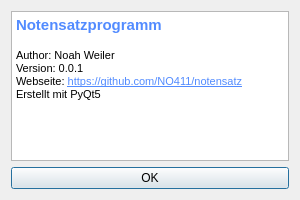
This is src/pyqt5_designer_uis/aboutbox.ui in NO411/notensatz as Qt 5 draws it before an edit. The edited form follows.
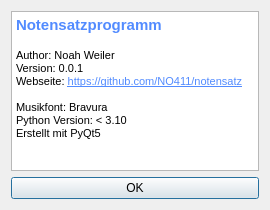
This is the edited form. Icons and pictures are not drawn.

```diff
--- a/src/pyqt5_designer_uis/aboutbox.ui
+++ b/src/pyqt5_designer_uis/aboutbox.ui
@@ -9,20 +9,20 @@
    <rect>
     <x>0</x>
     <y>0</y>
-    <width>300</width>
-    <height>200</height>
+    <width>270</width>
+    <height>210</height>
    </rect>
   </property>
   <property name="minimumSize">
    <size>
-    <width>300</width>
-    <height>200</height>
+    <width>270</width>
+    <height>210</height>
    </size>
   </property>
   <property name="maximumSize">
    <size>
-    <width>300</width>
-    <height>200</height>
+    <width>270</width>
+    <height>210</height>
    </size>
   </property>
   <property name="windowTitle">
@@ -64,7 +64,11 @@
 &lt;p style=&quot; margin-top:0px; margin-bottom:0px; margin-left:0px; margin-right:0px; -qt-block-indent:0; text-indent:0px;&quot;&gt;Author: Noah Weiler&lt;/p&gt;
 &lt;p style=&quot; margin-top:0px; margin-bottom:0px; margin-left:0px; margin-right:0px; -qt-block-indent:0; text-indent:0px;&quot;&gt;Version: 0.0.1&lt;/p&gt;
 &lt;p style=&quot; margin-top:0px; margin-bottom:0px; margin-left:0px; margin-right:0px; -qt-block-indent:0; text-indent:0px;&quot;&gt;Webseite: &lt;a href=&quot;https://github.com/NO411/notensatz&quot;&gt;&lt;span style=&quot; font-size:8pt; text-decoration: underline; color:#528bff;&quot;&gt;https://github.com/NO411/notensatz&lt;/span&gt;&lt;/a&gt;&lt;/p&gt;
-&lt;p style=&quot; margin-top:0px; margin-bottom:0px; margin-left:0px; margin-right:0px; -qt-block-indent:0; text-indent:0px;&quot;&gt;Erstellt mit PyQt5&lt;/p&gt;&lt;/body&gt;&lt;/html&gt;</string>
+&lt;p style=&quot;-qt-paragraph-type:empty; margin-top:0px; margin-bottom:0px; margin-left:0px; margin-right:0px; -qt-block-indent:0; text-indent:0px;&quot;&gt;&lt;br /&gt;&lt;/p&gt;
+&lt;p style=&quot; margin-top:0px; margin-bottom:0px; margin-left:0px; margin-right:0px; -qt-block-indent:0; text-indent:0px;&quot;&gt;Musikfont: Bravura&lt;/p&gt;
+&lt;p style=&quot; margin-top:0px; margin-bottom:0px; margin-left:0px; margin-right:0px; -qt-block-indent:0; text-indent:0px;&quot;&gt;Python Version: &amp;lt; 3.10&lt;/p&gt;
+&lt;p style=&quot; margin-top:0px; margin-bottom:0px; margin-left:0px; margin-right:0px; -qt-block-indent:0; text-indent:0px;&quot;&gt;Erstellt mit PyQt5&lt;/p&gt;
+&lt;p style=&quot;-qt-paragraph-type:empty; margin-top:0px; margin-bottom:0px; margin-left:0px; margin-right:0px; -qt-block-indent:0; text-indent:0px;&quot;&gt;&lt;br /&gt;&lt;/p&gt;&lt;/body&gt;&lt;/html&gt;</string>
      </property>
      <property name="acceptRichText">
       <bool>true</bool>
```
